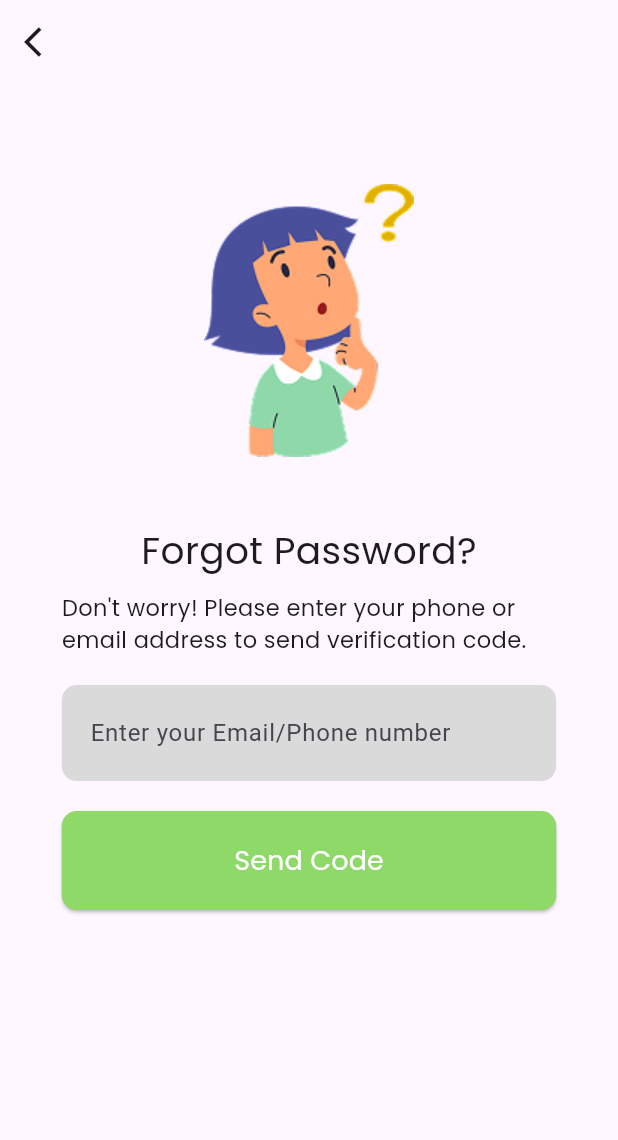
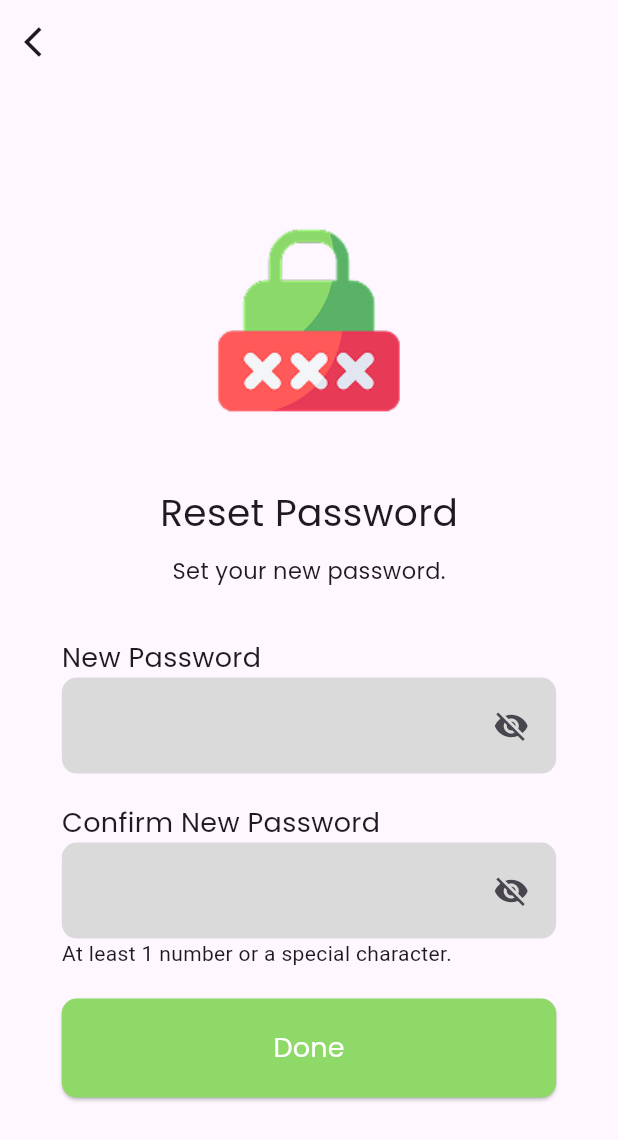
Before and after one commit to mzxriano/cityvet, a Flutter app: the screen it shows after launch, on a phone screen of 412 x 824 dp. Shown: the top 1140 px of the screen. Run offline on Flutter 3.47's test engine with Material 3 defaults, Android fonts, the phone set to English and light mode, and no system bars.

Commit message:
feat(reset-pass-view): add reset password page

```diff
--- a/cityvet_app/lib/main.dart
+++ b/cityvet_app/lib/main.dart
@@ -1,5 +1,6 @@
 import 'package:cityvet_app/views/forgot_pass_view.dart';
 import 'package:cityvet_app/views/login_view.dart';
+import 'package:cityvet_app/views/reset_pass_view.dart';
 import 'package:flutter/material.dart';
 
 void main() {
@@ -14,7 +15,7 @@ class MainApp extends StatelessWidget {
   @override
   Widget build(BuildContext context) {
     return const MaterialApp(
-      home: ForgotPassView(),
+      home: ResetPassView(),
     );
   }
 }
--- a/cityvet_app/lib/utils/text.dart
+++ b/cityvet_app/lib/utils/text.dart
@@ -4,6 +4,7 @@ class AppText {
     'forgot_password' : 'Don\'t worry! Please enter your phone or email address to send verification code.',
     'otp_verification' : 'Please enter the code we just sent to your email.',
     'reset_password' : 'Set your new password.',
+    'reset_password_validation' : 'At least 1 number or a special character.',
   };
 
 }
--- /dev/null
+++ b/cityvet_app/lib/views/reset_pass_view.dart
@@ -0,0 +1,165 @@
+import 'package:cityvet_app/components/button.dart';
+import 'package:cityvet_app/utils/text.dart';
+import 'package:flutter/material.dart';
+import 'package:cityvet_app/utils/config.dart';
+
+class ResetPassView extends StatefulWidget {
+  const ResetPassView({super.key});
+
+  @override
+  State<ResetPassView> createState() => _ResetPassViewState();
+}
+
+class _ResetPassViewState extends State<ResetPassView> {
+
+  final TextEditingController _newPassController = TextEditingController();
+  final TextEditingController _confirmNewPassController = TextEditingController();
+
+  final FocusNode _newPassNode = FocusNode();
+  final FocusNode _confirmNewPassNode = FocusNode();
+
+  bool _isnewPassFocused = false;
+  bool _isconfirmNewPassFocused = false;
+  bool _isnewPassObscured = false;
+  bool _isconfirmNewPassObscured = false;
+
+  @override
+  void initState() {
+    super.initState();
+    _newPassNode.addListener(() {
+      setState(() {
+        _isnewPassFocused = _newPassNode.hasFocus;
+      });
+    });
+
+    _confirmNewPassNode.addListener(() {
+      setState(() {
+        _isconfirmNewPassFocused = _confirmNewPassNode.hasFocus;
+      });
+    });
+  }
+
+  @override
+  Widget build(BuildContext context) {
+    Config().init(context);
+    return Scaffold(
+      appBar: AppBar(
+        leading: IconButton(
+          onPressed: (){},
+          icon: Icon(Icons.arrow_back_ios),
+        ),
+      ),
+      body: SafeArea(
+        child: SingleChildScrollView(
+          child: Padding(
+          padding: Config.paddingScreen,
+            child: Column(
+              crossAxisAlignment: CrossAxisAlignment.start,
+              children: [
+                Align(
+                  alignment: Alignment.center,
+                  child: Column(
+                    children: [
+                      Image.asset('assets/images/reset_pass.png',
+                        width: 200,
+                        height: 200,
+                      ),
+                      Config.heightSmall,
+                      Text(
+                        'Reset Password',
+                        style: TextStyle(
+                          fontFamily: Config.primaryFont,
+                          fontSize: Config.fontBig,
+                          fontWeight: FontWeight.w500,
+                        ),
+                      ),
+                      Config.heightSmall,
+                      Text(
+                        AppText.enText['reset_password']!,
+                        style: TextStyle(
+                          fontFamily: Config.primaryFont,
+                          fontSize: Config.fontSmall,
+                        ),
+                      ),
+                    ],
+                  ),
+                ),
+                Config.heightBig,
+                Text(
+                  'New Password',
+                  style: TextStyle(
+                    fontFamily: Config.primaryFont,
+                    fontSize: Config.fontMedium
+                  ),
+                ),
+                TextField(
+                  controller: _newPassController,
+                  focusNode: _newPassNode,
+                  obscureText: _isnewPassObscured,
+                  decoration: InputDecoration(
+                    filled: true,
+                    fillColor: _isnewPassFocused ? Colors.transparent
+                      : Config.secondaryColor,
+                    enabledBorder: Config.enabledBorder,
+                    focusedBorder: Config.focusedBorder,
+                    contentPadding: Config.paddingTextfield,
+                    suffixIcon: IconButton(
+                      padding: const EdgeInsetsDirectional.only(end: 12),
+                      onPressed: () {
+                        setState(() {
+                          _isnewPassObscured = !_isnewPassObscured;
+                        });
+                      },
+                      icon: _isnewPassObscured ? const Icon(Icons.visibility)
+                        : const Icon(Icons.visibility_off)
+                    ),
+                  ),
+                ),
+                Config.heightMedium,
+                Text(
+                  'Confirm New Password',
+                  style: TextStyle(
+                    fontFamily: Config.primaryFont,
+                    fontSize: Config.fontMedium
+                  ),
+                ),
+                TextField(
+                  controller: _confirmNewPassController,
+                  focusNode: _confirmNewPassNode,
+                  obscureText: _isconfirmNewPassObscured,
+                  decoration: InputDecoration(
+                    filled: true,
+                    fillColor: _isconfirmNewPassFocused ? Colors.transparent
+                      : Config.secondaryColor,
+                    enabledBorder: Config.enabledBorder,
+                    focusedBorder: Config.focusedBorder,
+                    contentPadding: Config.paddingTextfield,
+                    suffixIcon: IconButton(
+                      padding: const EdgeInsetsDirectional.only(end: 12),
+                      onPressed: () {
+                        setState(() {
+                          _isconfirmNewPassObscured = !_isconfirmNewPassObscured;
+                        });
+                      },
+                      icon: _isconfirmNewPassObscured ? const Icon(Icons.visibility)
+                        : const Icon(Icons.visibility_off)
+                    ),
+                  ),
+                ),
+                Text(
+                  AppText.enText['reset_password_validation']!,
+                ),
+                Config.heightMedium,
+                Button(
+                  width: double.infinity,
+                  title: 'Done',
+                  onPressed: (){}
+                ),
+              ],
+            ),
+          ),
+        )
+      ),
+    );
+  }
+}
--- a/cityvet_app/pubspec.yaml
+++ b/cityvet_app/pubspec.yaml
@@ -21,6 +21,7 @@ flutter:
   assets:
     - assets/images/logo.png
     - assets/images/forgot_pass.png
+    - assets/images/reset_pass.png
 
   fonts:
     - family: Poppins
```
Also changed, not shown: cityvet_app/assets/images/reset_pass.png (added).
